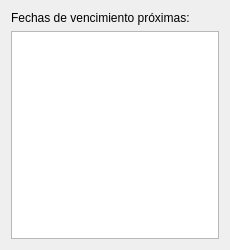
Before: the Qt Designer form GUI/control.ui in matyvico/StockSimple, drawn with Qt 5.
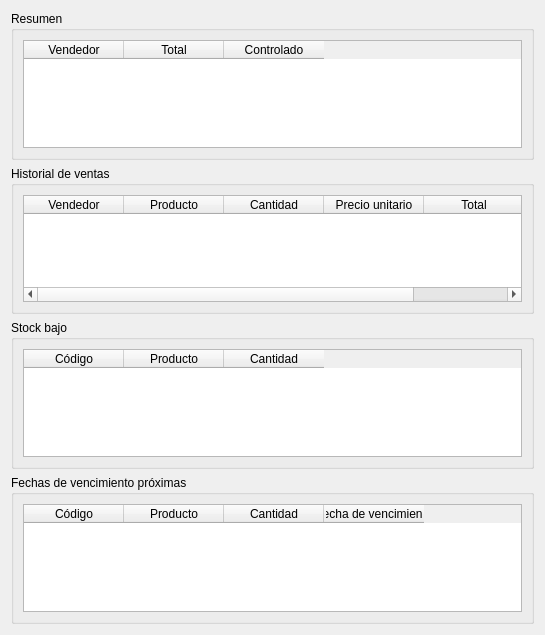
After: the same form once the commit is applied.

Diff of the .ui file:
```diff
--- a/GUI/control.ui
+++ b/GUI/control.ui
@@ -6,23 +6,140 @@
    <rect>
     <x>0</x>
     <y>0</y>
-    <width>230</width>
-    <height>250</height>
+    <width>545</width>
+    <height>635</height>
    </rect>
   </property>
   <property name="windowTitle">
    <string>Control de Stock</string>
   </property>
-  <layout class="QVBoxLayout" name="verticalLayout">
-   <item>
-    <widget class="QLabel" name="label">
-     <property name="text">
-      <string>Fechas de vencimiento próximas:</string>
+  <layout class="QGridLayout" name="gridLayout">
+   <item row="3" column="0">
+    <widget class="QGroupBox" name="groupBox_3">
+     <property name="title">
+      <string>Fechas de vencimiento próximas</string>
      </property>
+     <layout class="QVBoxLayout" name="verticalLayout_4">
+      <item>
+       <widget class="QTableWidget" name="tableVencimiento">
+        <column>
+         <property name="text">
+          <string>Código</string>
+         </property>
+        </column>
+        <column>
+         <property name="text">
+          <string>Producto</string>
+         </property>
+        </column>
+        <column>
+         <property name="text">
+          <string>Cantidad</string>
+         </property>
+        </column>
+        <column>
+         <property name="text">
+          <string>Fecha de vencimiento</string>
+         </property>
+        </column>
+       </widget>
+      </item>
+     </layout>
     </widget>
    </item>
-   <item>
-    <widget class="QTableView" name="tableView"/>
+   <item row="0" column="0">
+    <widget class="QGroupBox" name="groupBox">
+     <property name="title">
+      <string>Resumen</string>
+     </property>
+     <layout class="QVBoxLayout" name="verticalLayout">
+      <item>
+       <widget class="QTableWidget" name="tableResumen">
+        <column>
+         <property name="text">
+          <string>Vendedor</string>
+         </property>
+        </column>
+        <column>
+         <property name="text">
+          <string>Total</string>
+         </property>
+        </column>
+        <column>
+         <property name="text">
+          <string>Controlado</string>
+         </property>
+        </column>
+       </widget>
+      </item>
+     </layout>
+    </widget>
+   </item>
+   <item row="1" column="0">
+    <widget class="QGroupBox" name="groupBox_2">
+     <property name="title">
+      <string>Historial de ventas</string>
+     </property>
+     <layout class="QVBoxLayout" name="verticalLayout_2">
+      <item>
+       <widget class="QTableWidget" name="tableRegistroVenta">
+        <column>
+         <property name="text">
+          <string>Vendedor</string>
+         </property>
+        </column>
+        <column>
+         <property name="text">
+          <string>Producto</string>
+         </property>
+        </column>
+        <column>
+         <property name="text">
+          <string>Cantidad</string>
+         </property>
+        </column>
+        <column>
+         <property name="text">
+          <string>Precio unitario</string>
+         </property>
+        </column>
+        <column>
+         <property name="text">
+          <string>Total</string>
+         </property>
+        </column>
+       </widget>
+      </item>
+     </layout>
+    </widget>
+   </item>
+   <item row="2" column="0">
+    <widget class="QGroupBox" name="groupBox_4">
+     <property name="title">
+      <string>Stock bajo</string>
+     </property>
+     <layout class="QVBoxLayout" name="verticalLayout_3">
+      <item>
+       <widget class="QTableWidget" name="tableStockBajo">
+        <column>
+         <property name="text">
+          <string>Código</string>
+         </property>
+        </column>
+        <column>
+         <property name="text">
+          <string>Producto</string>
+         </property>
+        </column>
+        <column>
+         <property name="text">
+          <string>Cantidad</string>
+         </property>
+        </column>
+       </widget>
+      </item>
+     </layout>
+    </widget>
    </item>
   </layout>
  </widget>
```
